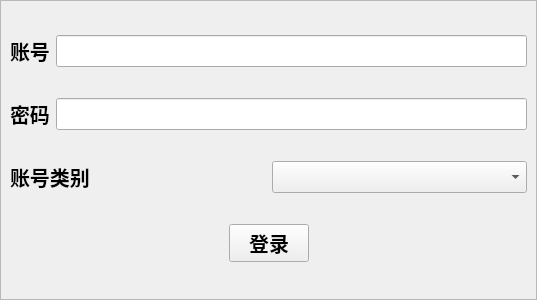
Qt form ui/loginBox.ui (JGSU-SoftwareEngineering/UtilityManagementSystem) before a commit.
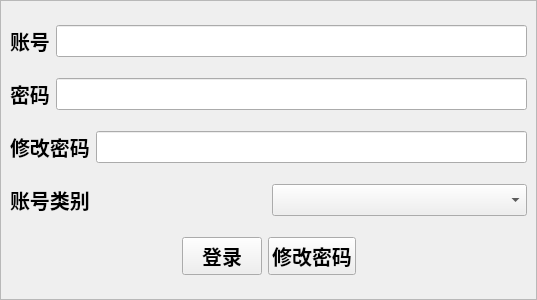
The same form after that commit. Icons and pictures are not drawn. Custom widgets are drawn as their Qt base class.

Commit message: 新增宿舍管理，新增密码修改功能

The edit to the form file:
```diff
--- a/ui/loginBox.ui
+++ b/ui/loginBox.ui
@@ -97,6 +97,38 @@
             <pointsize>15</pointsize>
            </font>
           </property>
+          <property name="echoMode">
+           <enum>QLineEdit::Password</enum>
+          </property>
+         </widget>
+        </item>
+       </layout>
+      </item>
+      <item>
+       <layout class="QHBoxLayout" name="horizontalLayout_5">
+        <item>
+         <widget class="QLabel" name="labelOfReset">
+          <property name="font">
+           <font>
+            <family>Arial</family>
+            <pointsize>15</pointsize>
+            <weight>75</weight>
+            <bold>true</bold>
+           </font>
+          </property>
+          <property name="text">
+           <string>修改密码</string>
+          </property>
+         </widget>
+        </item>
+        <item>
+         <widget class="QLineEdit" name="resetPasswd">
+          <property name="font">
+           <font>
+            <family>Arial</family>
+            <pointsize>15</pointsize>
+           </font>
+          </property>
          </widget>
         </item>
        </layout>
@@ -158,6 +190,20 @@
           </property>
          </widget>
         </item>
+        <item>
+         <widget class="QPushButton" name="btnOfResetPassword">
+          <property name="font">
+           <font>
+            <pointsize>15</pointsize>
+            <weight>75</weight>
+            <bold>true</bold>
+           </font>
+          </property>
+          <property name="text">
+           <string>修改密码</string>
+          </property>
+         </widget>
+        </item>
         <item>
          <spacer name="horizontalSpacer_2">
           <property name="orientation">
```
The commit also changes 15 other files.
